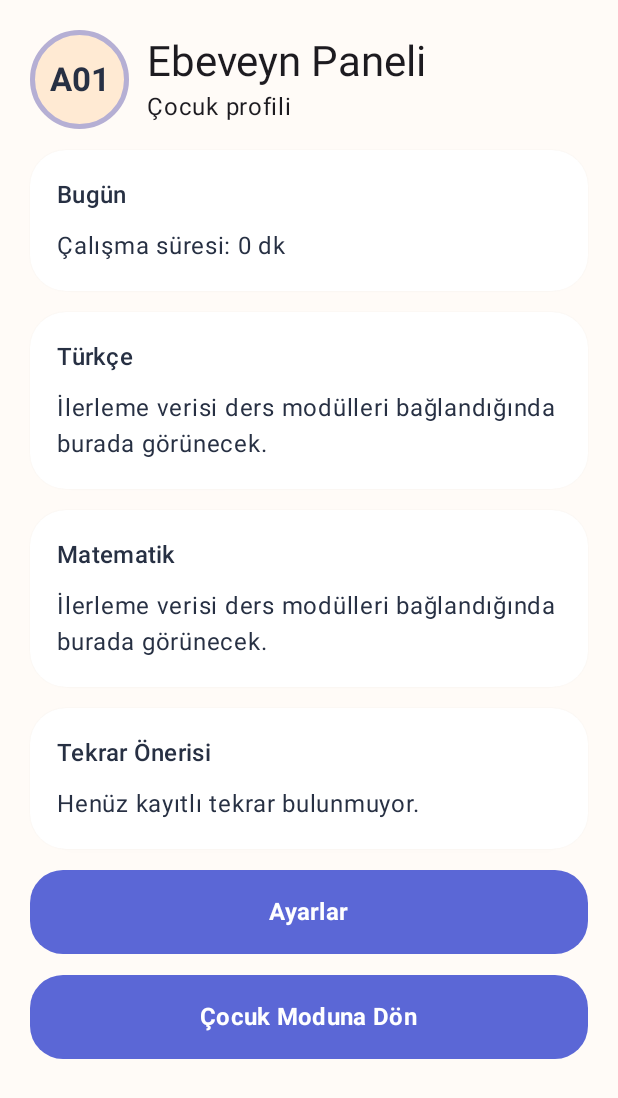
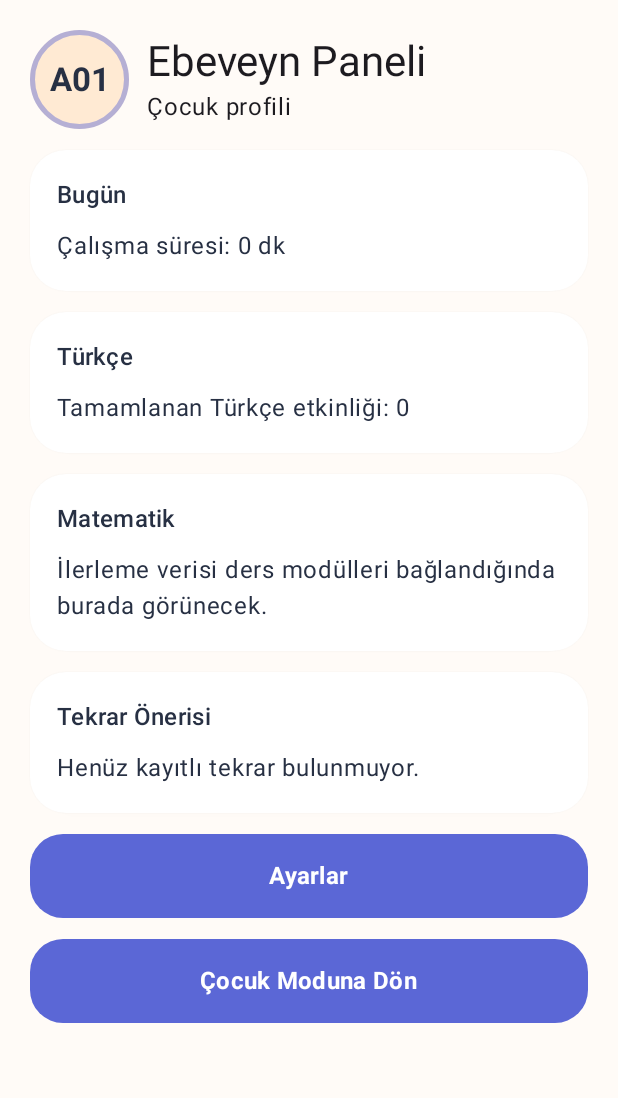
Before and after one commit to uysal23/minik-akademi, an Android app built with Jetpack Compose: the ParentDashboardScreen screen opened through its navigation route, on a phone screen of 412 x 824 dp. Shown: the top 1098 px of the screen. Run offline under Robolectric (Android 15) with nearby library versions, the light colour scheme and no system bars.

Commit message:
feature: show Turkish literacy progress in parent dashboard

```diff
--- a/feature/parent-dashboard/src/main/java/com/uysal/minikakademi/feature/parentdashboard/ParentDashboardScreen.kt
+++ b/feature/parent-dashboard/src/main/java/com/uysal/minikakademi/feature/parentdashboard/ParentDashboardScreen.kt
@@ -42,7 +42,10 @@ fun ParentDashboardScreen(
             }
             KidCard {
                 Text("Türkçe", style = MaterialTheme.typography.titleMedium)
-                Text("İlerleme verisi ders modülleri bağlandığında burada görünecek.")
+                Text(
+                    "Tamamlanan Türkçe etkinliği: " +
+                        settings.completedLiteracyActivities.size
+                )
             }
             KidCard {
                 Text("Matematik", style = MaterialTheme.typography.titleMedium)
```
